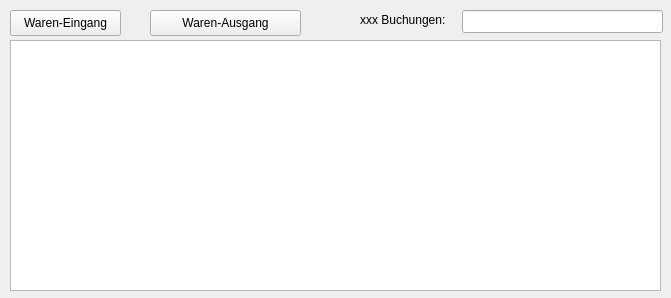
Old version of the form form_lager.ui in the repository 15831944/CBrain.
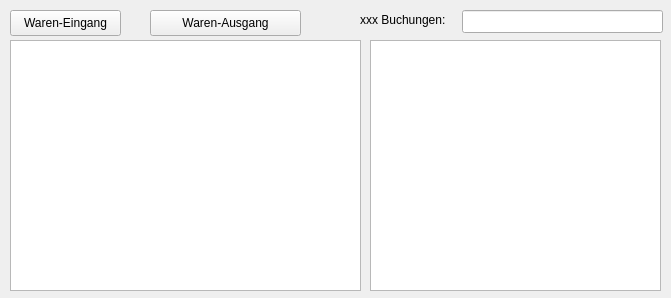
New version of the form.

```diff
--- a/form_lager.ui
+++ b/form_lager.ui
@@ -41,7 +41,7 @@
     <rect>
      <x>10</x>
      <y>40</y>
-     <width>651</width>
+     <width>351</width>
      <height>251</height>
     </rect>
    </property>
@@ -78,6 +78,22 @@
     <string>Waren-Ausgang</string>
    </property>
   </widget>
+  <widget class="QTableView" name="tableView_artikel">
+   <property name="geometry">
+    <rect>
+     <x>370</x>
+     <y>40</y>
+     <width>291</width>
+     <height>251</height>
+    </rect>
+   </property>
+   <property name="dragEnabled">
+    <bool>true</bool>
+   </property>
+   <property name="alternatingRowColors">
+    <bool>true</bool>
+   </property>
+  </widget>
  </widget>
  <resources/>
  <connections/>
```
